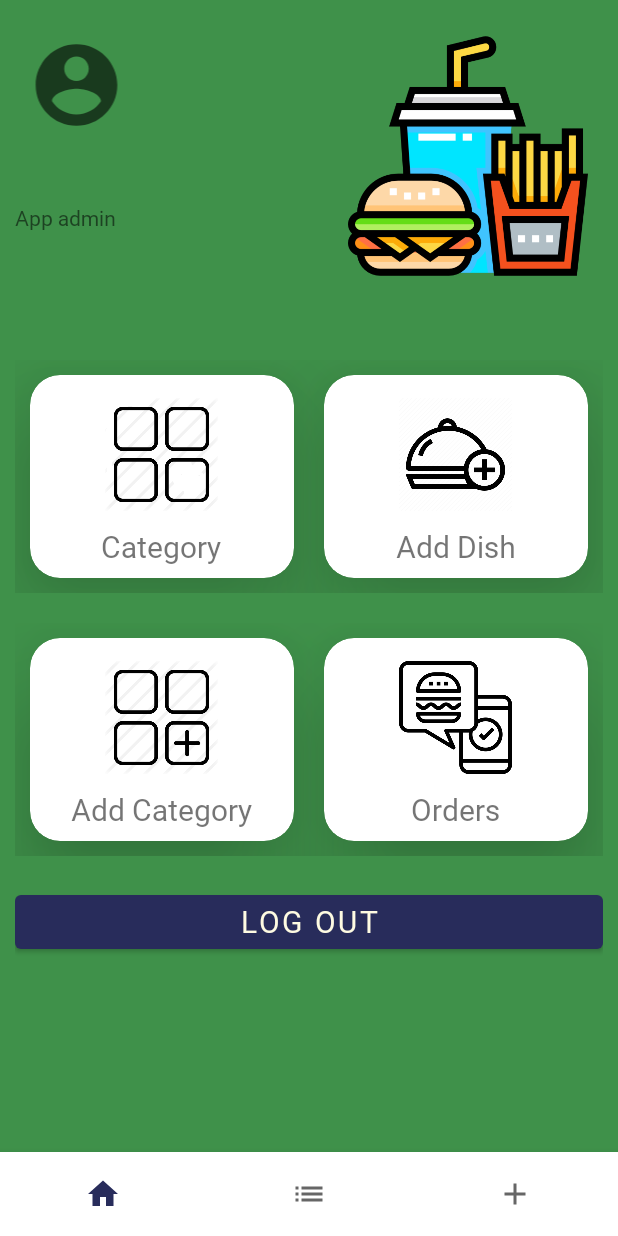
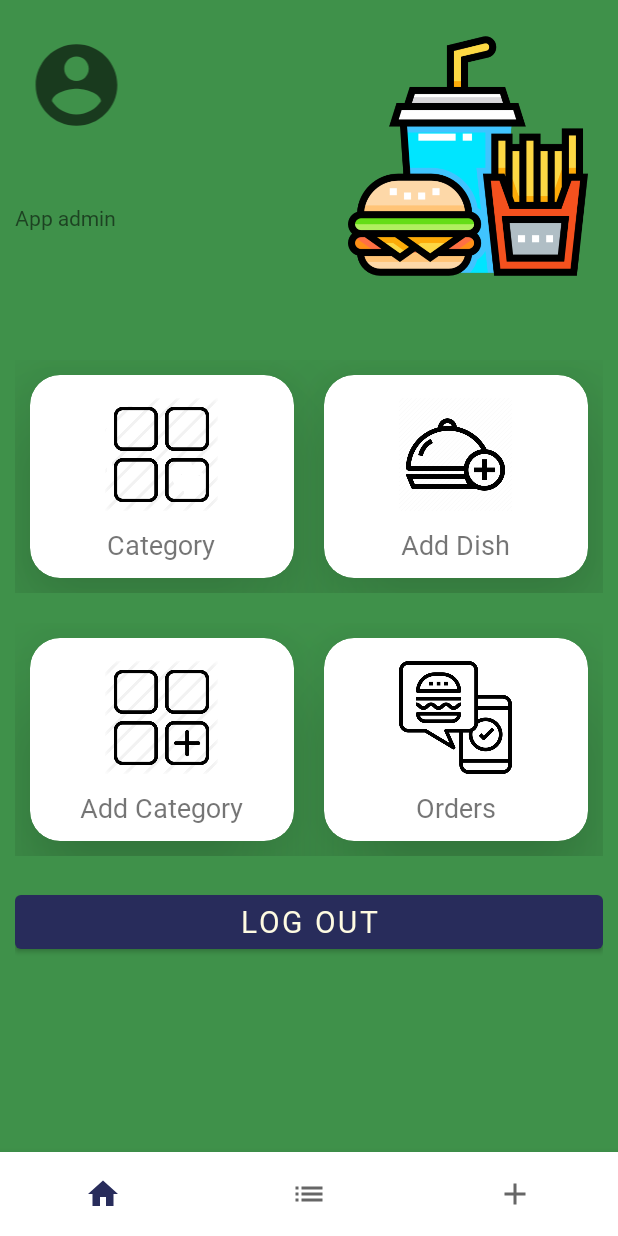
Before and after one commit to khandaniyal/admin_JustEat, an Android app: the screen it shows after launch once a user with an empty profile is signed in (MainActivity), on a phone screen of 412 x 824 dp. Run offline under Robolectric (Android 15) with nearby library versions, the phone set to English and light mode, and no system bars; our stand-ins replace Firebase (no records; nobody signed in at launch, a user with empty details on screens opened directly).

Commit message:
error en strings modificado

```diff
--- a/app/src/main/res/layout/fragment_menu.xml
+++ b/app/src/main/res/layout/fragment_menu.xml
@@ -117,7 +117,7 @@
                     android:layout_centerHorizontal="true"
                     android:layout_marginTop="10dp"
                     android:text="@string/cardViewCategory"
-                    android:textSize="20sp"
+                    android:textSize="18sp"
                     app:fontFamily="@font/baloo" />
 
                 <ImageView
@@ -153,7 +153,7 @@
                     android:layout_centerHorizontal="true"
                     android:layout_marginTop="10dp"
                     android:text="@string/cardViewAddDish"
-                    android:textSize="20sp"
+                    android:textSize="18sp"
                     app:fontFamily="@font/baloo" />
 
                 <ImageView
@@ -201,7 +201,7 @@
                     android:layout_centerHorizontal="true"
                     android:layout_marginTop="10dp"
                     android:text="@string/cardViewAddCategory"
-                    android:textSize="20sp"
+                    android:textSize="18sp"
                     app:fontFamily="@font/baloo" />
 
                 <ImageView
@@ -237,7 +237,7 @@
                     android:layout_centerHorizontal="true"
                     android:layout_marginTop="10dp"
                     android:text="@string/cardViewOrders"
-                    android:textSize="20sp"
+                    android:textSize="18sp"
                     app:fontFamily="@font/baloo" />
 
                 <ImageView
```
Also changed, not shown: 1 other file.
